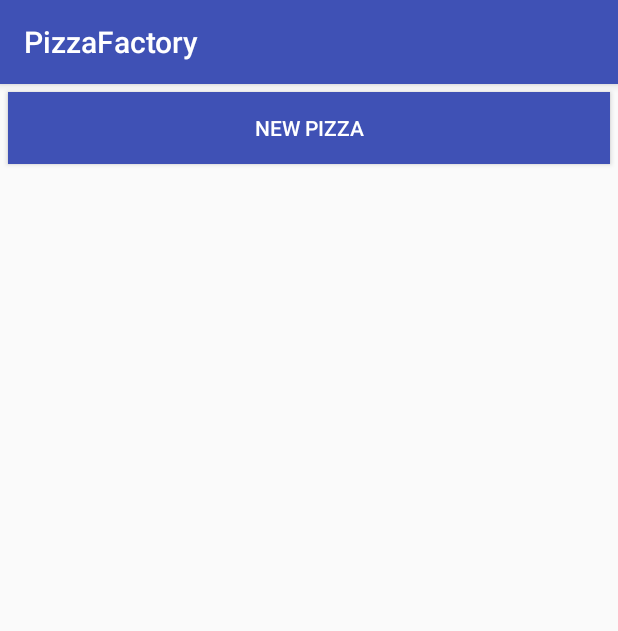
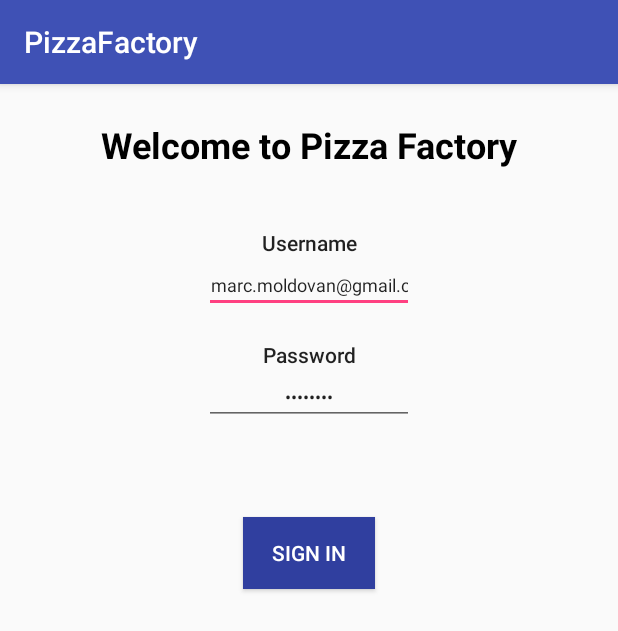
Before and after one commit to marcm96/PizzaFactory, an Android app: the screen it shows after launch (MainActivity before the commit, LoginActivity after it), on a phone screen of 412 x 824 dp. Shown: the top 631 px of the screen. Run offline under Robolectric (Android 15) with nearby library versions, the phone set to English and light mode, and no system bars; our stand-ins replace Firebase (no records; nobody signed in at launch, a user with empty details on screens opened directly).

Commit message:
last lab on android

```diff
--- a/PizzaFactory/app/build.gradle
+++ b/PizzaFactory/app/build.gradle
@@ -22,11 +22,13 @@ dependencies {
     implementation fileTree(dir: 'libs', include: ['*.jar'])
     implementation 'com.android.support:appcompat-v7:26.1.0'
     implementation 'com.android.support.constraint:constraint-layout:1.0.2'
-    implementation 'com.google.firebase:firebase-database:11.0.4'
     testImplementation 'junit:junit:4.12'
     androidTestImplementation 'com.android.support.test:runner:1.0.1'
     androidTestImplementation 'com.android.support.test.espresso:espresso-core:3.0.1'
     compile 'com.android.support:cardview-v7:26.1.+'
+    compile 'com.google.firebase:firebase-auth:11.8.0'
+    compile 'com.google.firebase:firebase-database:11.8.0'
+    compile 'com.google.firebase:firebase-messaging:11.8.0'
     compile 'com.jjoe64:graphview:4.2.1'
 }
 
--- /dev/null
+++ b/PizzaFactory/app/src/main/java/com/pfac/marcm/pizzafactory/LoginActivity.java
@@ -0,0 +1,110 @@
+package com.pfac.marcm.pizzafactory;
+
+import android.content.Context;
+import android.content.Intent;
+import android.content.SharedPreferences;
+import android.support.annotation.NonNull;
+import android.support.v7.app.AppCompatActivity;
+import android.os.Bundle;
+import android.view.View;
+import android.widget.Button;
+import android.widget.EditText;
+import android.widget.Toast;
+
+import com.google.android.gms.tasks.OnCompleteListener;
+import com.google.android.gms.tasks.Task;
+import com.google.firebase.auth.AuthResult;
+import com.google.firebase.auth.FirebaseAuth;
+import com.google.firebase.auth.FirebaseUser;
+import com.google.firebase.database.DataSnapshot;
+import com.google.firebase.database.DatabaseError;
+import com.google.firebase.database.DatabaseReference;
+import com.google.firebase.database.FirebaseDatabase;
+import com.google.firebase.database.ValueEventListener;
+
+import java.util.Objects;
+
+public class LoginActivity extends AppCompatActivity {
+
+    private EditText mEmailField;
+    private EditText mPasswordField;
+
+    private Button signInButton;
+
+    private FirebaseAuth mAuth;
+    private DatabaseReference usersDB;
+
+    @Override
+    protected void onCreate(Bundle savedInstanceState) {
+        super.onCreate(savedInstanceState);
+        setContentView(R.layout.login_activity);
+
+        usersDB = FirebaseDatabase.getInstance().getReference("users");
+        mAuth =  FirebaseAuth.getInstance();
+
+        mEmailField = findViewById(R.id.usernameEditText);
+        mPasswordField = findViewById(R.id.passwordEditText);
+
+        signInButton = findViewById(R.id.signinButton);
+
+        signInButton.setOnClickListener(new View.OnClickListener() {
+            @Override
+            public void onClick(View view) {
+                signIn();
+            }
+        });
+
+
+
+    }
+
+    private void signIn() {
+        String username = mEmailField.getText().toString();
+        String password = mPasswordField.getText().toString();
+
+        mAuth.signInWithEmailAndPassword(username, password).addOnCompleteListener(new OnCompleteListener<AuthResult>() {
+            @Override
+            public void onComplete(@NonNull Task<AuthResult> task) {
+                if(task.isSuccessful()){
+                    FirebaseUser firebaseUser = mAuth.getCurrentUser();
+                    String userId = "";
+                    if (firebaseUser != null) {
+                        userId = firebaseUser.getUid();
+                    }
+
+                    final String finalUserId = userId;
+
+                    usersDB.addValueEventListener(new ValueEventListener() {
+                        @Override
+                        public void onDataChange(DataSnapshot dataSnapshot) {
+                            String role = null;
+                            for(DataSnapshot ds : dataSnapshot.getChildren()){
+                                if (Objects.equals(ds.getKey(), finalUserId)){
+                                    String valueRole = ds.getValue().toString();
+                                    String roleValue = valueRole.split("=")[1];
+                                    role = roleValue.substring(0, roleValue.length() - 1);
+                                }
+                            }
+                            SharedPreferences sharedPreferences = getSharedPreferences("user_info", Context.MODE_PRIVATE);
+                            SharedPreferences.Editor editor = sharedPreferences.edit();
+                            editor.putString("role", role);
+                            editor.putString("userId", finalUserId);
+                            editor.apply();
+
+                            Intent intent = new Intent(LoginActivity.this, MainActivity.class);
+                            startActivity(intent);
+                        }
+
+                        @Override
+                        public void onCancelled(DatabaseError databaseError) {
+
+                        }
+                    });
+                } else {
+                    Toast.makeText(LoginActivity.this, "Sign In Failed", Toast.LENGTH_LONG).show();
+                }
+            }
+        });
+    }
+
+}
--- a/PizzaFactory/app/src/main/java/com/pfac/marcm/pizzafactory/PizzaFactory.java
+++ b/PizzaFactory/app/src/main/java/com/pfac/marcm/pizzafactory/PizzaFactory.java
@@ -15,6 +15,5 @@ public class PizzaFactory extends Application {
         super.onCreate();
 
         FirebaseDatabase.getInstance().setPersistenceEnabled(true);
-
     }
 }
--- a/PizzaFactory/app/src/main/res/layout/activity_main.xml
+++ b/PizzaFactory/app/src/main/res/layout/activity_main.xml
@@ -1,13 +1,11 @@
 <?xml version="1.0" encoding="utf-8"?>
-<RelativeLayout xmlns:android="http://schemas.android.com/apk/res/android"
+<android.support.constraint.ConstraintLayout xmlns:android="http://schemas.android.com/apk/res/android"
     xmlns:app="http://schemas.android.com/apk/res-auto"
     xmlns:tools="http://schemas.android.com/tools"
     android:layout_width="match_parent"
     android:layout_height="match_parent"
-    tools:context="com.pfac.marcm.pizzafactory.MainActivity">
+    android:id="@+id/mainFragment"
 
-    <RelativeLayout
-        android:id="@+id/mainFragment"
-        android:layout_width="match_parent"
-        android:layout_height="match_parent" />
-</RelativeLayout>
+    >
+
+</android.support.constraint.ConstraintLayout>
--- /dev/null
+++ b/PizzaFactory/app/src/main/res/layout/login_activity.xml
@@ -0,0 +1,91 @@
+<?xml version="1.0" encoding="utf-8"?>
+<RelativeLayout xmlns:android="http://schemas.android.com/apk/res/android"
+    xmlns:app="http://schemas.android.com/apk/res-auto"
+    xmlns:tools="http://schemas.android.com/tools"
+    android:layout_width="match_parent"
+    android:layout_height="match_parent"
+    tools:context="com.pfac.marcm.pizzafactory.LoginActivity">
+
+    <RelativeLayout
+        android:layout_width="match_parent"
+        android:layout_height="match_parent"
+        android:layout_alignParentBottom="true"
+        android:layout_alignParentStart="true"
+        android:layout_marginBottom="11dp">
+
+        <TextView
+            android:id="@+id/welcomeTextView"
+            android:layout_width="match_parent"
+            android:layout_height="40dp"
+            android:layout_alignParentTop="true"
+            android:layout_centerHorizontal="true"
+            android:layout_marginTop="24dp"
+            android:text="Welcome to Pizza Factory"
+            android:textAlignment="center"
+            android:textColor="@color/common_google_signin_btn_text_dark_focused"
+            android:textSize="24sp"
+            android:textStyle="bold" />
+
+        <TextView
+            android:id="@+id/usernameTextView"
+            android:layout_width="match_parent"
+            android:layout_height="wrap_content"
+            android:layout_alignParentStart="true"
+            android:layout_below="@+id/welcomeTextView"
+            android:layout_marginTop="32dp"
+            android:text="Username"
+            android:textAlignment="center"
+            android:textAppearance="@style/TextAppearance.AppCompat.Body2" />
+
+        <TextView
+            android:id="@+id/passwordTextView"
+            android:layout_width="match_parent"
+            android:layout_height="wrap_content"
+            android:layout_alignParentStart="true"
+            android:layout_below="@+id/usernameEditText"
+            android:layout_marginTop="18dp"
+            android:text="Password"
+            android:textAlignment="center"
+            android:textAppearance="@style/TextAppearance.AppCompat.Body2" />
+
+        <EditText
+            android:id="@+id/usernameEditText"
+            android:layout_width="wrap_content"
+            android:layout_height="wrap_content"
+            android:layout_below="@+id/usernameTextView"
+            android:layout_centerHorizontal="true"
+            android:ems="10"
+            android:hint="example@email.com"
+            android:inputType="textEmailAddress"
+            android:text="marc.moldovan@gmail.com"
+            android:textAlignment="center"
+            android:textSize="12sp"
+            android:visibility="visible" />
+
+        <EditText
+            android:id="@+id/passwordEditText"
+            android:layout_width="wrap_content"
+            android:layout_height="wrap_content"
+            android:layout_below="@+id/passwordTextView"
+            android:layout_centerHorizontal="true"
+            android:ems="10"
+            android:hint="Password..."
+            android:inputType="textPassword"
+            android:text="password"
+            android:textAlignment="center"
+            android:textSize="12sp" />
+
+        <Button
+            android:id="@+id/signinButton"
+            android:layout_width="wrap_content"
+            android:layout_height="wrap_content"
+            android:layout_below="@+id/passwordEditText"
+            android:layout_centerHorizontal="true"
+            android:layout_marginTop="61dp"
+            android:background="@color/colorPrimaryDark"
+            android:text="Sign In"
+            android:textAlignment="center"
+            android:textColor="@color/cardview_light_background" />
+
+    </RelativeLayout>
+</RelativeLayout>
--- a/PizzaFactory/app/src/main/res/layout/pizza_list_layout.xml
+++ b/PizzaFactory/app/src/main/res/layout/pizza_list_layout.xml
@@ -25,6 +25,7 @@
             android:layout_alignParentTop="true"
             android:padding="2dp" />
 
+
     </LinearLayout>
 
 </android.widget.RelativeLayout>
--- a/PizzaFactory/app/src/main/res/menu/menu_main.xml
+++ b/PizzaFactory/app/src/main/res/menu/menu_main.xml
@@ -3,8 +3,8 @@
     xmlns:tools="http://schemas.android.com/tools"
     tools:context="com.pfac.marcm.pizzafactory.MainActivity">
     <item
-        android:id="@+id/action_settings"
+        android:id="@+id/logoutButton"
         android:orderInCategory="100"
-        android:title="@string/action_settings"
-        app:showAsAction="never" />
+        android:title="Logout"
+        app:showAsAction="ifRoom" />
 </menu>
--- a/PizzaFactory/app/src/main/res/values/colors.xml
+++ b/PizzaFactory/app/src/main/res/values/colors.xml
@@ -1,7 +1,7 @@
 <?xml version="1.0" encoding="utf-8"?>
 <resources>
     <color name="colorPrimary">#3F51B5</color>
-    <color name="colorPrimaryDark">#303F9F</color>
+    <color name="colorPrimaryDark">#303f9f</color>
     <color name="colorAccent">#FF4081</color>
     <color name="colorWhite">#fff</color>
 </resources>
```
Also changed, not shown: PizzaFactory/app/src/main/AndroidManifest.xml (+21 -4 lines), PizzaFactory/app/src/main/java/com/pfac/marcm/pizzafactory/MainActivity.java (+27 -3 lines), PizzaFactory/app/src/main/java/com/pfac/marcm/pizzafactory/adapters/PizzaListAdapter.java (+13 -2 lines), PizzaFactory/app/src/main/java/com/pfac/marcm/pizzafactory/fragments/PizzaDetailsFragment.java (+18 -2 lines), PizzaFactory/app/src/main/java/com/pfac/marcm/pizzafactory/fragments/PizzaListFragment.java (+25 -4 lines), PizzaFactory/app/src/main/java/com/pfac/marcm/pizzafactory/services/MyFirebaseInstanceIdServie.java (added, +21 -0 lines), PizzaFactory/app/src/main/java/com/pfac/marcm/pizzafactory/services/MyFirebaseMessagingService.java (added, +42 -0 lines).
